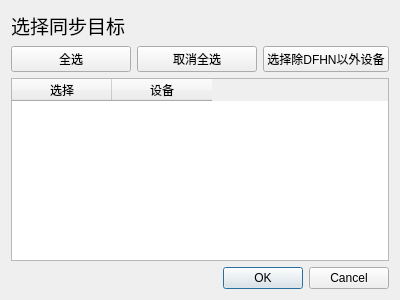
First picture: the form in dialogs/dialog_selectsyncdst.ui, repository nnpyro1/SyncTunnel, before the edit.
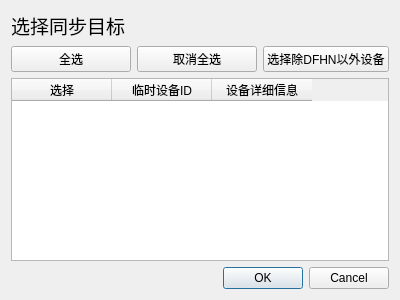
Second picture: the form after the edit.

```diff
--- a/dialogs/dialog_selectsyncdst.ui
+++ b/dialogs/dialog_selectsyncdst.ui
@@ -51,7 +51,12 @@
      </column>
      <column>
       <property name="text">
-       <string>设备</string>
+       <string>临时设备ID</string>
+      </property>
+     </column>
+     <column>
+      <property name="text">
+       <string>设备详细信息</string>
       </property>
      </column>
     </widget>
```
Left out of the diff: 4 changed lines with no effect on the pictures.
